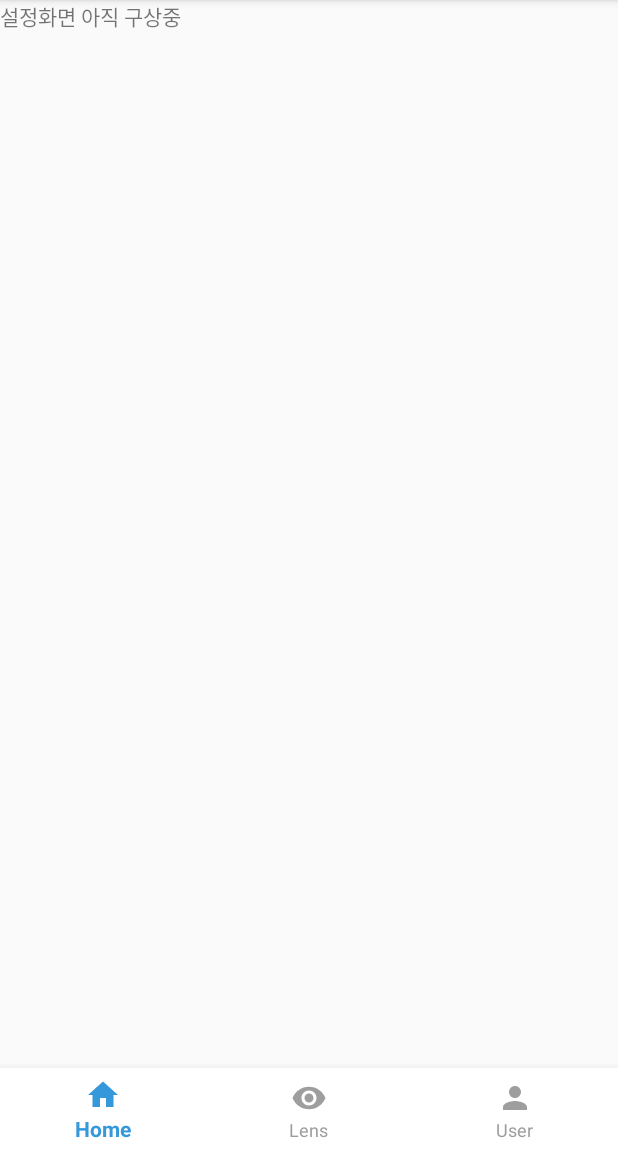
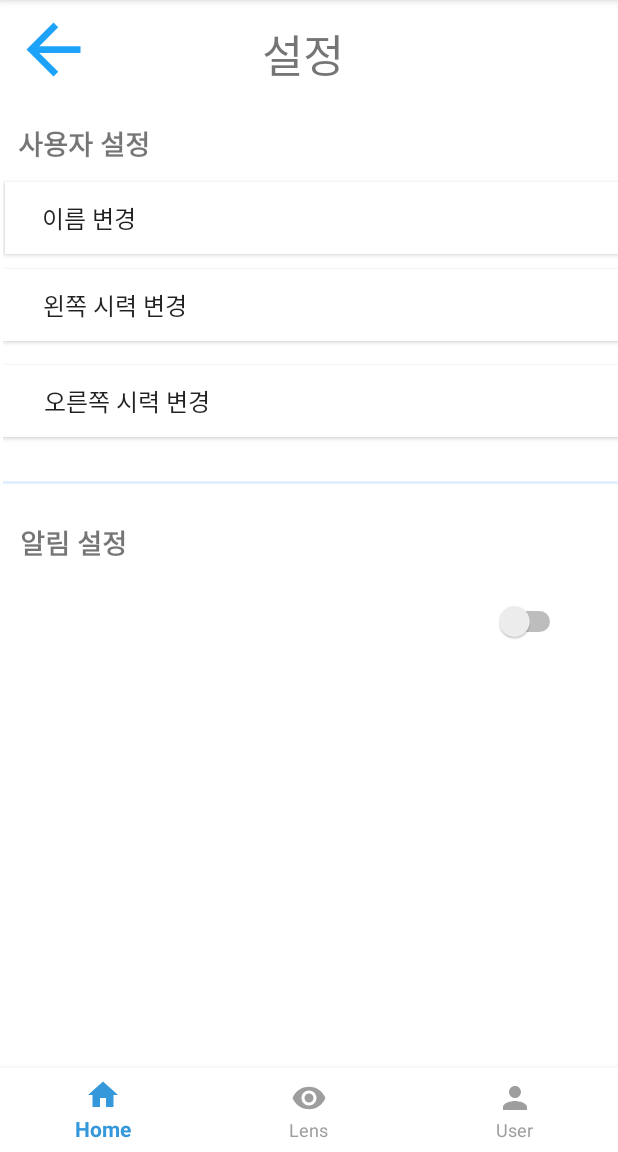
Before and after one commit to SeoeunPark/NUNU_oldver, an Android app: the fragment Option placed in its activity, on a phone screen of 412 x 824 dp, the part 84-1236 px from its top. Run offline under Robolectric (Android 15) with nearby library versions, the phone set to English and light mode, and no system bars; our stand-ins replace Room's generated code; libraries missing offline, so code that uses them is left out: com.github.mikephil.charting.

Commit message:
#5 사용자 설정 부분 fragment_option.xml 수정

```diff
--- a/app/src/main/java/com/example/NUNU/Option.java
+++ b/app/src/main/java/com/example/NUNU/Option.java
@@ -10,44 +10,11 @@ import androidx.fragment.app.Fragment;
 
 public class Option extends Fragment {
 
-    // TODO: Rename parameter arguments, choose names that match
-    // the fragment initialization parameters, e.g. ARG_ITEM_NUMBER
-    private static final String ARG_PARAM1 = "param1";
-    private static final String ARG_PARAM2 = "param2";
-
-    // TODO: Rename and change types of parameters
-    private String mParam1;
-    private String mParam2;
-
-    public Option() {
-        // Required empty public constructor
-    }
-
-    /**
-     * Use this factory method to create a new instance of
-     * this fragment using the provided parameters.
-     *
-     * @param param1 Parameter 1.
-     * @param param2 Parameter 2.
-     * @return A new instance of fragment Monthly.
-     */
-    // TODO: Rename and change types and number of parameters
-    public static Option newInstance(String param1, String param2) {
-        Option fragment = new Option();
-        Bundle args = new Bundle();
-        args.putString(ARG_PARAM1, param1);
-        args.putString(ARG_PARAM2, param2);
-        fragment.setArguments(args);
-        return fragment;
-    }
 
     @Override
     public void onCreate(Bundle savedInstanceState) {
         super.onCreate(savedInstanceState);
-        if (getArguments() != null) {
-            mParam1 = getArguments().getString(ARG_PARAM1);
-            mParam2 = getArguments().getString(ARG_PARAM2);
-        }
+
     }
 
     @Override
--- a/app/src/main/java/com/example/NUNU/User.java
+++ b/app/src/main/java/com/example/NUNU/User.java
@@ -34,8 +34,8 @@ public class User extends Fragment {
     @Override
     public void onCreate(Bundle savedInstanceState) {
         super.onCreate(savedInstanceState);
-        //option = new Option();
-        initSetting = new InitSetting();
+        option = new Option();
+        //initSetting = new InitSetting();
 
 
     }
@@ -133,7 +133,7 @@ public class User extends Fragment {
         setting.setOnClickListener(new View.OnClickListener() {
             @Override
             public void onClick(View view) {
-                getActivity().getSupportFragmentManager().beginTransaction().replace(R.id.main_layout, initSetting).commitAllowingStateLoss();
+                getActivity().getSupportFragmentManager().beginTransaction().replace(R.id.main_layout, option).commitAllowingStateLoss();
             }
         });
     }
--- a/app/src/main/res/layout/fragment_option.xml
+++ b/app/src/main/res/layout/fragment_option.xml
@@ -1,16 +1,165 @@
 <?xml version="1.0" encoding="utf-8"?>
-<androidx.constraintlayout.widget.ConstraintLayout
-    xmlns:android="http://schemas.android.com/apk/res/android"
+<androidx.constraintlayout.widget.ConstraintLayout xmlns:android="http://schemas.android.com/apk/res/android"
     xmlns:app="http://schemas.android.com/apk/res-auto"
     xmlns:tools="http://schemas.android.com/tools"
     android:layout_width="match_parent"
-    android:layout_height="match_parent">
+    android:layout_height="match_parent"
+    android:background="#FFFFFF">
 
-    <TextView
-        android:id="@+id/textView"
-        android:layout_width="wrap_content"
-        android:layout_height="wrap_content"
-        android:text="설정화면 아직 구상중"
-        tools:layout_editor_absoluteX="142dp"
-        tools:layout_editor_absoluteY="170dp" />
+    <RelativeLayout
+        android:layout_width="413dp"
+        android:layout_height="140dp"
+        android:layout_marginTop="4dp"
+        app:layout_constraintEnd_toEndOf="parent"
+        app:layout_constraintTop_toBottomOf="@+id/relativeLayout3">
+
+        <Switch
+            android:id="@+id/switch1"
+            android:layout_width="99dp"
+            android:layout_height="61dp"
+            android:layout_alignParentTop="true"
+            android:layout_alignParentEnd="true"
+            android:layout_alignParentRight="true"
+            android:layout_marginTop="53dp"
+            android:layout_marginEnd="35dp"
+            android:layout_marginRight="35dp" />
+
+        <TextView
+            android:id="@+id/textView5"
+            android:layout_width="wrap_content"
+            android:layout_height="wrap_content"
+            android:layout_alignParentStart="true"
+            android:layout_alignParentLeft="true"
+            android:layout_alignParentTop="true"
+            android:layout_marginStart="14dp"
+            android:layout_marginLeft="14dp"
+            android:layout_marginTop="18dp"
+            android:text="알림 설정"
+            android:textSize="18sp"
+            android:textStyle="bold" />
+
+    </RelativeLayout>
+
+    <RelativeLayout
+        android:id="@+id/relativeLayout3"
+        android:layout_width="410dp"
+        android:layout_height="262dp"
+        android:layout_marginTop="64dp"
+        app:layout_constraintEnd_toEndOf="parent"
+        app:layout_constraintHorizontal_bias="1.0"
+        app:layout_constraintStart_toStartOf="parent"
+        app:layout_constraintTop_toTopOf="@+id/relativeLayout">
+
+        <View
+            android:id="@+id/view"
+            android:layout_width="match_parent"
+            android:layout_height="2dp"
+            android:layout_below="@+id/textView"
+            android:layout_alignBottom="@+id/editright_btn"
+            android:layout_marginTop="9dp"
+            android:layout_marginBottom="-31dp"
+            android:background="#201D7EF4" />
+
+        <TextView
+            android:id="@+id/textView3"
+            android:layout_width="wrap_content"
+            android:layout_height="wrap_content"
+            android:layout_alignParentStart="true"
+            android:layout_alignParentLeft="true"
+            android:layout_alignParentTop="true"
+            android:layout_marginStart="10dp"
+            android:layout_marginLeft="10dp"
+            android:layout_marginTop="18dp"
+            android:text="사용자 설정"
+            android:textSize="18sp"
+            android:textStyle="bold"
+            app:layout_constraintStart_toStartOf="parent" />
+
+        <Button
+            android:id="@+id/editname_btn"
+            android:layout_width="412dp"
+            android:layout_height="wrap_content"
+            android:layout_alignParentStart="true"
+            android:layout_alignParentLeft="true"
+            android:layout_alignParentTop="true"
+            android:layout_marginStart="1dp"
+            android:layout_marginLeft="1dp"
+            android:layout_marginTop="57dp"
+            android:background="#FFFFFF"
+            android:text="이름 변경                                                                          "
+            android:textSize="16sp" />
+
+        <Button
+            android:id="@+id/editleft_btn"
+            android:layout_width="412dp"
+            android:layout_height="wrap_content"
+            android:layout_alignParentStart="true"
+            android:layout_alignParentLeft="true"
+            android:layout_alignParentTop="true"
+            android:layout_marginStart="0dp"
+            android:layout_marginLeft="0dp"
+            android:layout_marginTop="115dp"
+            android:background="#FFFFFF"
+            android:text="왼쪽 시력 변경                                                                 "
+            android:textSize="16sp" />
+
+        <Button
+            android:id="@+id/editright_btn"
+            android:layout_width="412dp"
+            android:layout_height="wrap_content"
+            android:layout_alignParentStart="true"
+            android:layout_alignParentLeft="true"
+            android:layout_alignParentTop="true"
+            android:layout_marginStart="0dp"
+            android:layout_marginLeft="0dp"
+            android:layout_marginTop="179dp"
+            android:background="#FFFFFF"
+            android:text="오른쪽 시력 변경                                                             "
+            android:textSize="16sp" />
+    </RelativeLayout>
+
+    <RelativeLayout
+        android:id="@+id/relativeLayout"
+        android:layout_width="402dp"
+        android:layout_height="64dp"
+        app:layout_constraintEnd_toEndOf="parent"
+        app:layout_constraintStart_toStartOf="parent"
+        app:layout_constraintTop_toTopOf="parent">
+
+        <ImageView
+            android:id="@+id/imageView2"
+            android:layout_width="58dp"
+            android:layout_height="54dp"
+            android:layout_alignParentBottom="true"
+            android:layout_marginEnd="110dp"
+            android:layout_marginRight="110dp"
+            android:layout_marginBottom="4dp"
+            android:layout_toStartOf="@+id/textView"
+            android:layout_toLeftOf="@+id/textView"
+            app:srcCompat="@drawable/abc_vector_test"
+            app:tint="#1DA2FA" />
+
+        <TextView
+            android:id="@+id/textView"
+            android:layout_width="wrap_content"
+            android:layout_height="wrap_content"
+            android:layout_alignParentTop="true"
+            android:layout_alignParentEnd="true"
+            android:layout_alignParentRight="true"
+            android:layout_marginTop="13dp"
+            android:layout_marginEnd="178dp"
+            android:layout_marginRight="178dp"
+            android:text="설정"
+            android:textSize="30sp"
+            app:layout_constraintTop_toTopOf="parent" />
+
+        <View
+            android:layout_width="match_parent"
+            android:layout_height="2dp"
+            android:layout_below="@+id/textView"
+            android:layout_marginTop="9dp"
+            android:background="#171D7EF4" />
+
+    </RelativeLayout>
+
 </androidx.constraintlayout.widget.ConstraintLayout>
```
